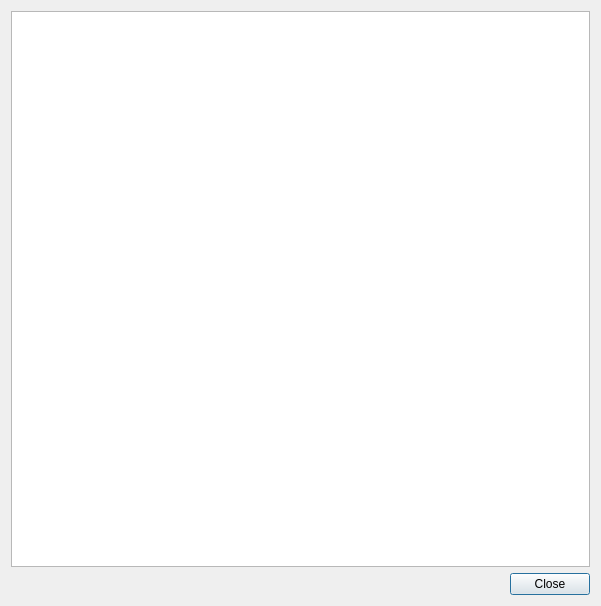
Qt form src/gui/forms/LogDialog.ui (lpenguin/pyMidiMap) before a commit.
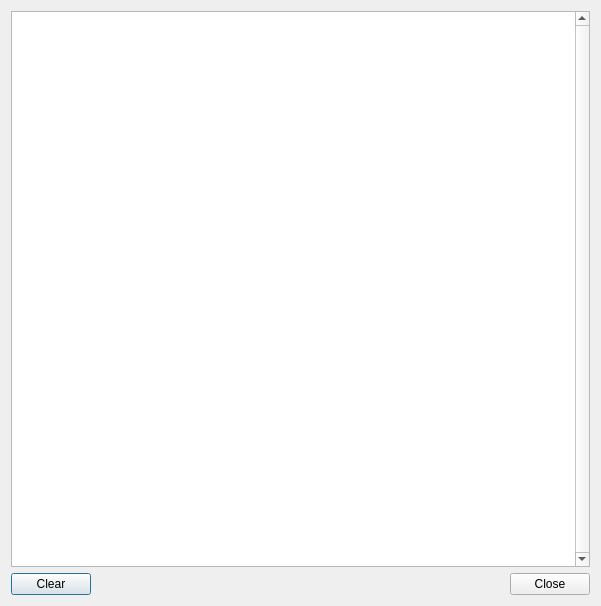
The same form after that commit.

What changed in the file:
```diff
--- a/src/gui/forms/LogDialog.ui
+++ b/src/gui/forms/LogDialog.ui
@@ -16,13 +16,29 @@
   <layout class="QVBoxLayout" name="verticalLayout">
    <item>
     <widget class="QPlainTextEdit" name="logEdit">
+     <property name="verticalScrollBarPolicy">
+      <enum>Qt::ScrollBarAlwaysOn</enum>
+     </property>
      <property name="readOnly">
       <bool>true</bool>
      </property>
+     <property name="backgroundVisible">
+      <bool>false</bool>
+     </property>
+     <property name="centerOnScroll">
+      <bool>true</bool>
+     </property>
     </widget>
    </item>
    <item>
     <layout class="QHBoxLayout" name="horizontalLayout">
+     <item>
+      <widget class="QPushButton" name="clearButton">
+       <property name="text">
+        <string>Clear</string>
+       </property>
+      </widget>
+     </item>
      <item>
       <spacer name="horizontalSpacer">
        <property name="orientation">
```
Left out of the diff: 19 changed lines with no effect on the pictures.
